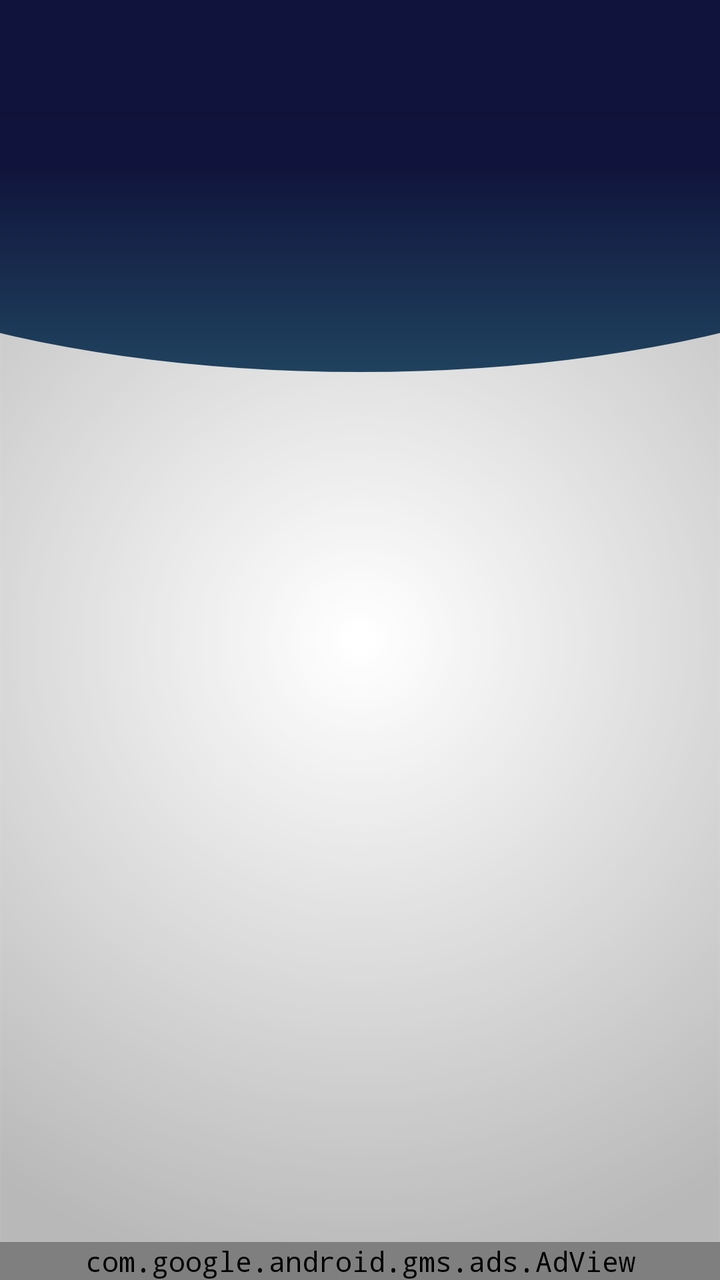
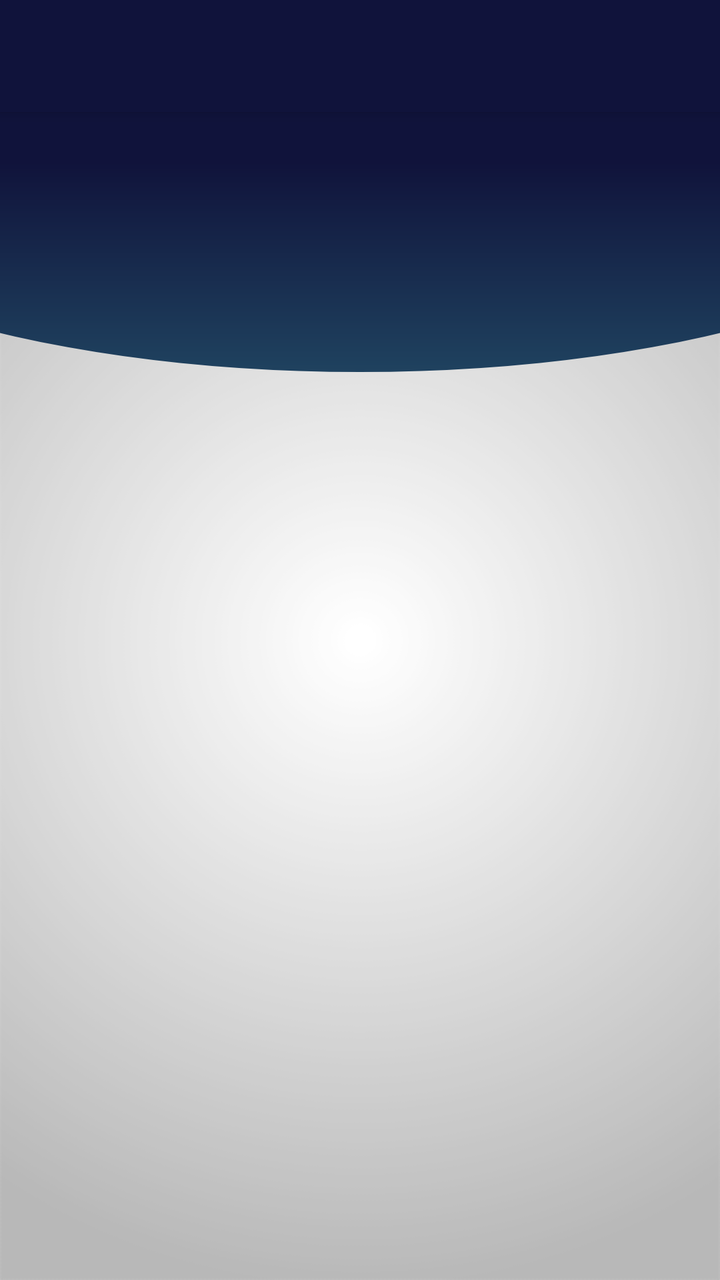

Two renders of the same Android screen: before a commit and after it. Below are the layout's source before the change and the commit's diff.
<!-- AndroidManifest.xml: application theme AppTheme -->
<!-- res/layout/activity_home_page.xml -->
<androidx.coordinatorlayout.widget.CoordinatorLayout
    android:layout_height="match_parent"
    xmlns:android="http://schemas.android.com/apk/res/android"
    xmlns:app="http://schemas.android.com/apk/res-auto"
    android:layout_width="match_parent">
    <com.google.android.material.appbar.AppBarLayout
        android:layout_width="match_parent"
        android:layout_height="wrap_content"
        android:theme="@style/AppTheme.AppBarOverlay">
        <androidx.appcompat.widget.Toolbar
            android:id="@+id/toolbar"
            android:layout_width="match_parent"
            android:layout_height="?attr/actionBarSize"
            android:background="@color/ColorPrimary"
            app:layout_scrollFlags="scroll|exitUntilCollapsed"
            app:popupTheme="@style/AppTheme.PopupOverlay" />
    </com.google.android.material.appbar.AppBarLayout>
    <RelativeLayout
        xmlns:ads="http://schemas.android.com/apk/res-auto"
        app:layout_behavior="@string/appbar_scrolling_view_behavior"
        xmlns:tools="http://schemas.android.com/tools" android:layout_width="match_parent"
        android:layout_height="match_parent"
        android:id="@+id/homeRL"
        tools:context="atlow.chemi.mymada.HomePage">
        <ImageView
            android:layout_width="match_parent"
            android:layout_height="130dp"
            android:background="@drawable/curve_toolbar_bg"
            android:contentDescription="@string/app_name"
            android:clickable="false"/>
        <androidx.recyclerview.widget.RecyclerView
            android:layout_width="match_parent"
            android:layout_height="match_parent"
            android:id="@+id/rv"
            android:layout_marginTop="22dp"
            android:layout_marginRight="11dp"
            android:layout_marginLeft="11dp"
            android:layout_marginBottom="10dp"
            android:layout_above="@id/adView"
            app:layout_behavior="@string/appbar_scrolling_view_behavior"/>
        <com.google.android.gms.ads.AdView
           android:id="@+id/adView"
            android:layout_width="match_parent"
            android:layout_height="wrap_content"
            android:layout_centerHorizontal="true"
            android:layout_alignParentBottom="true"
            android:background="@color/ColorPrimary"
            ads:adSize="SMART_BANNER"
            ads:adUnitId="@string/banner_ad_unit_id">
        </com.google.android.gms.ads.AdView>

    </RelativeLayout>
</androidx.coordinatorlayout.widget.CoordinatorLayout>
<!-- resources referenced by this layout -->
<resources>
  <color name="ColorPrimary">#10133b</color>
  <!-- drawable curve_toolbar_bg (drawable) -->
  <?xml version="1.0" encoding="utf-8"?>
  <layer-list xmlns:android="http://schemas.android.com/apk/res/android">
      <item
          android:bottom="0dp"
          android:left="-130dp"
          android:right="-130dp"
          android:top="-80dp">
          <shape android:shape="oval">
              <gradient android:angle="90"
                  android:gradientRadius="100%p"
                  android:endColor="@color/ColorPrimary"
                  android:centerColor="@color/ColorPrimary"
                  android:startColor="#1f425f"
                  android:type="linear" />
          </shape>
      </item>
  </layer-list>
  <string name="app_name">דיווחי מגן דוד אדום</string>
  <string name="banner_ad_unit_id" translatable="false">ca-app-pub-7600269766434003/5732229370</string>
  <style name="AppTheme.AppBarOverlay" parent="ThemeOverlay.AppCompat.Dark.ActionBar" />
  <style name="AppTheme.PopupOverlay" parent="ThemeOverlay.AppCompat.Light" />
  <style name="AppTheme" parent="Theme.AppCompat.Light">
          
          <item name="android:textColor">@color/Black</item>
          <item name="colorPrimary">@color/ColorPrimary</item>
          <item name="colorPrimaryDark">@color/ColorPrimaryDark</item>
          <item name="android:textColorHintInverse">@color/ColorBlue</item>
          <item name="actionBarTheme">@style/ThemeOverlay.AppCompat.Dark.ActionBar</item>
          <item name="buttonStyle">@style/FButton</item>
          <item name="android:buttonStyle">@style/FButton</item>
          <item name="colorAccent">@color/materialGrey300</item>
          
          <item name="android:actionMenuTextColor">@color/Black</item>
          <item name="android:itemBackground">@color/materialGrey300</item>
          <item name="android:textColorSecondary">@color/ColorRedDark</item>
          <item name="android:windowBackground">@drawable/ic_bgg</item>
          <item name="android:typeface">monospace</item>
  
          <item name="android:textColorHint">@color/ColorAqua</item>
          <item name="colorControlNormal">@color/ColorBlue</item>
          <item name="colorControlActivated">@color/ColorAqua</item>
          
          <item name="colorControlHighlight">@android:color/transparent</item>
      </style>
  <color name="Black">#000000</color>
  <color name="ColorPrimaryDark">#1a1d4b</color>
  <color name="ColorBlue">#98194853</color>
  <style name="FButton" parent="Theme.AppCompat.Light">
          <item name="colorControlHighlight">@color/ColorBlue</item>
          <item name="android:textColor">@color/ColorAqua</item>
          <item name="android:textSize">20sp</item>
      </style>
  <color name="materialGrey300">#ffe0e0e0</color>
  <color name="ColorRedDark">#6b0000</color>
  <!-- drawable ic_bgg: png bitmap (drawable, 33899 bytes) -->
  <color name="ColorAqua">#32a7c3</color>
</resources>

<!-- the commit's change to res/layout/activity_home_page.xml (unified diff, before → after) -->
@@ -36,18 +36,8 @@
             android:layout_marginRight="11dp"
             android:layout_marginLeft="11dp"
             android:layout_marginBottom="10dp"
-            android:layout_above="@id/adView"
             app:layout_behavior="@string/appbar_scrolling_view_behavior"/>
-        <com.google.android.gms.ads.AdView
-           android:id="@+id/adView"
-            android:layout_width="match_parent"
-            android:layout_height="wrap_content"
-            android:layout_centerHorizontal="true"
-            android:layout_alignParentBottom="true"
-            android:background="@color/ColorPrimary"
-            ads:adSize="SMART_BANNER"
-            ads:adUnitId="@string/banner_ad_unit_id">
-        </com.google.android.gms.ads.AdView>
+        
 
     </RelativeLayout>
 </androidx.coordinatorlayout.widget.CoordinatorLayout>
<!-- resource entries referenced after the edit -->
@@ -20,7 +20,6 @@
       </item>
   </layer-list>
   <string name="app_name">דיווחי מגן דוד אדום</string>
-  <string name="banner_ad_unit_id" translatable="false">ca-app-pub-7600269766434003/5732229370</string>
   <style name="AppTheme.AppBarOverlay" parent="ThemeOverlay.AppCompat.Dark.ActionBar" />
   <style name="AppTheme.PopupOverlay" parent="ThemeOverlay.AppCompat.Light" />
   <style name="AppTheme" parent="Theme.AppCompat.Light">
